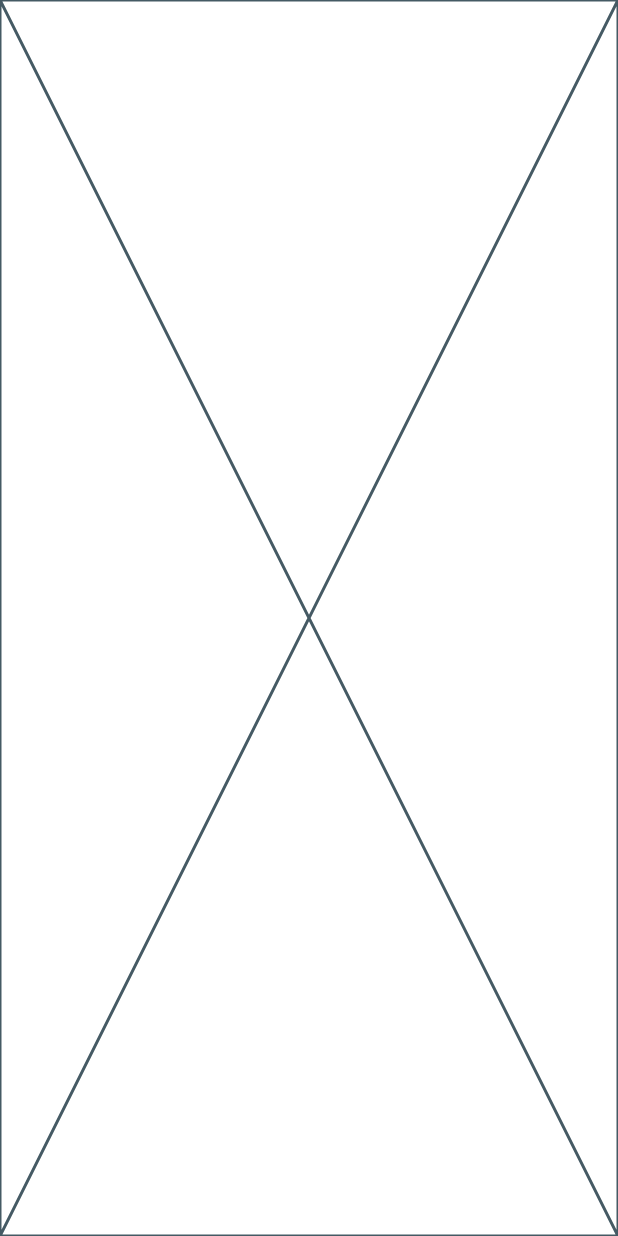
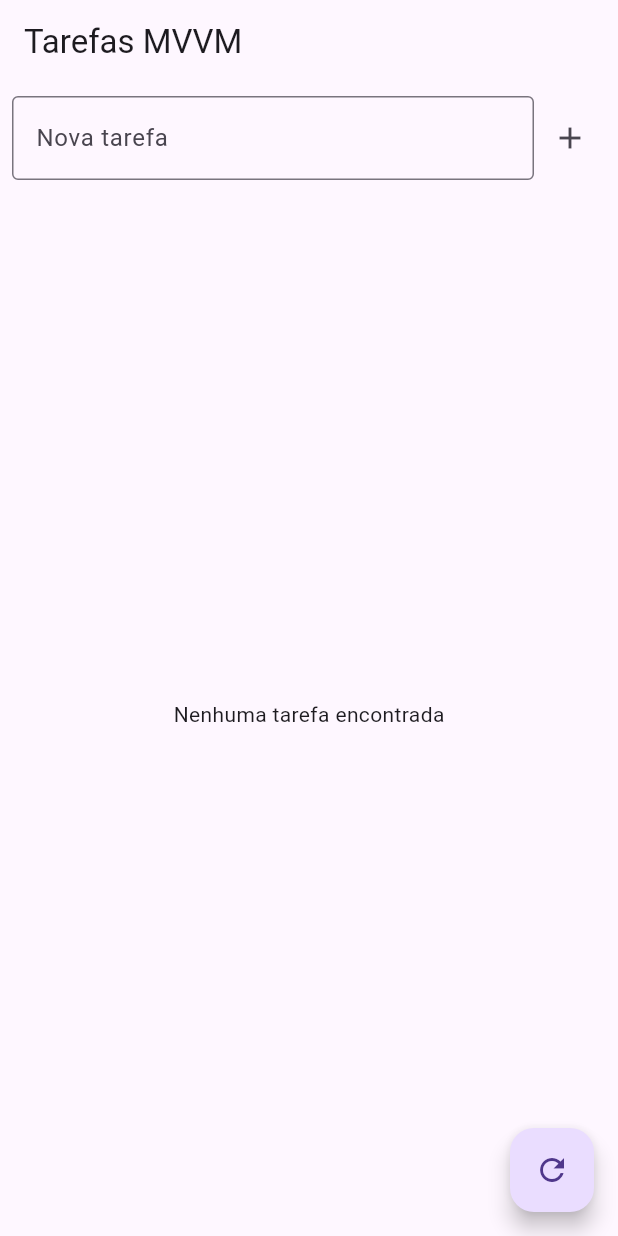
Before and after one commit to jciterceros/flutter_todo_mvvm, a Flutter app: the screen it shows after launch, on a phone screen of 412 x 824 dp. Run offline on Flutter 3.47's test engine with Material 3 defaults, Android fonts, the phone set to English and light mode, and no system bars.

Commit message:
feat: implement MVVM architecture for Todo app
- Added project structure following MVVM best practices.
- Created directories for models, viewmodels, views, services, and utils.
- Integrated  for state management.
- Added core functionalities: add, edit, delete, and mark tasks as completed.
- Implemented local data persistence.
- Updated README with project structure, features, dependencies, and usage instructions.

```diff
--- a/lib/main.dart
+++ b/lib/main.dart
@@ -18,6 +18,7 @@ class MyApp extends StatelessWidget {
   @override
   Widget build(BuildContext context) {
     return MaterialApp(
+      debugShowCheckedModeBanner: false,
       title: 'MVVM Flutter',
       theme: ThemeData(primarySwatch: Colors.blue),
       home: const TodoScreen(),
--- a/lib/views/todo_screen.dart
+++ b/lib/views/todo_screen.dart
@@ -1,10 +1,128 @@
 import 'package:flutter/material.dart';
+import 'package:flutter_todo_mvvm/models/todo.dart';
+import 'package:provider/provider.dart';
+import '../viewmodels/todo_viewmodel.dart';
 
 class TodoScreen extends StatelessWidget {
   const TodoScreen({super.key});
 
   @override
   Widget build(BuildContext context) {
-    return const Placeholder();
+    final viewModel = Provider.of<TodoViewModel>(context, listen: true);
+
+    return Scaffold(
+      appBar: AppBar(title: const Text('Tarefas MVVM')),
+      body: Column(
+        children: [
+          // Formulário para adicionar nova tarefa
+          Padding(
+            padding: const EdgeInsets.all(8.0),
+            child: TodoInput(onAdd: viewModel.addTodo),
+          ),
+          // Lista de tarefas
+          Expanded(
+            child:
+                viewModel.todos.isEmpty
+                    ? const Center(child: Text('Nenhuma tarefa encontrada'))
+                    : ListView.builder(
+                      itemCount: viewModel.todos.length,
+                      itemBuilder: (context, index) {
+                        final todo = viewModel.todos[index];
+                        return TodoItem(
+                          todo: todo,
+                          onToggle: viewModel.toggleTodoCompletion,
+                          onRemove: viewModel.removeTodo,
+                        );
+                      },
+                    ),
+          ),
+        ],
+      ),
+      floatingActionButton: FloatingActionButton(
+        onPressed: viewModel.loadTodos,
+        tooltip: 'Recarregar',
+        child: const Icon(Icons.refresh),
+      ),
+    );
   }
 }
+
+// Componente para entrada de nova tarefa
+class TodoInput extends StatefulWidget {
+  final Function(String) onAdd;
+
+  const TodoInput({super.key, required this.onAdd});
+
+  @override
+  State<TodoInput> createState() => _TodoInputState();
+}
+
+class _TodoInputState extends State<TodoInput> {
+  final _controller = TextEditingController();
+
+  @override
+  void dispose() {
+    _controller.dispose();
+    super.dispose();
+  }
+
+  @override
+  Widget build(BuildContext context) {
+    return Row(
+      children: [
+        Expanded(
+          child: TextField(
+            controller: _controller,
+            decoration: const InputDecoration(
+              labelText: 'Nova tarefa',
+              border: OutlineInputBorder(),
+            ),
+          ),
+        ),
+        IconButton(
+          icon: const Icon(Icons.add),
+          onPressed: () {
+            if (_controller.text.isNotEmpty) {
+              widget.onAdd(_controller.text);
+              _controller.clear();
+            }
+          },
+        ),
+      ],
+    );
+  }
+}
+
+// Componente para item da lista
+class TodoItem extends StatelessWidget {
+  final Todo todo;
+  final Function(int) onToggle;
+  final Function(int) onRemove;
+
+  const TodoItem({
+    super.key,
+    required this.todo,
+    required this.onToggle,
+    required this.onRemove,
+  });
+
+  @override
+  Widget build(BuildContext context) {
+    return ListTile(
+      leading: Checkbox(
+        value: todo.completed,
+        onChanged: (_) => onToggle(todo.id),
+      ),
+      title: Text(
+        todo.title,
+        style: TextStyle(
+          decoration: todo.completed ? TextDecoration.lineThrough : null,
+        ),
+      ),
+      trailing: IconButton(
+        icon: const Icon(Icons.delete),
+        onPressed: () => onRemove(todo.id),
+      ),
+    );
+  }
+}
```
Also changed, not shown: 1 other file.
